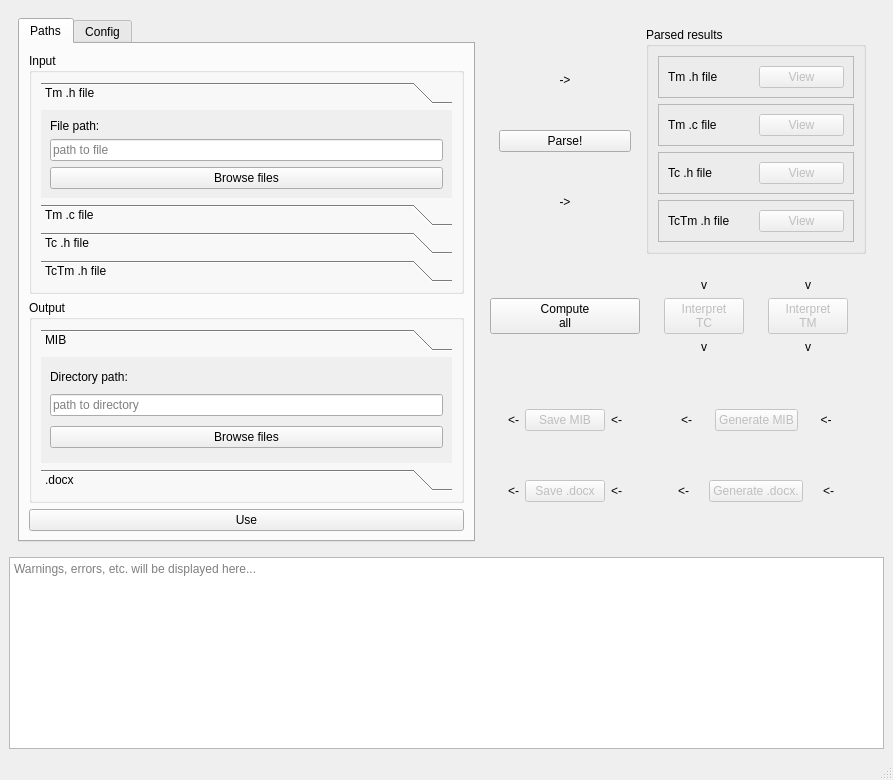
The window that src/mib_generator/gui/form.ui (vachaj11/MIB-Generator) describes before a commit, drawn with Qt 5.
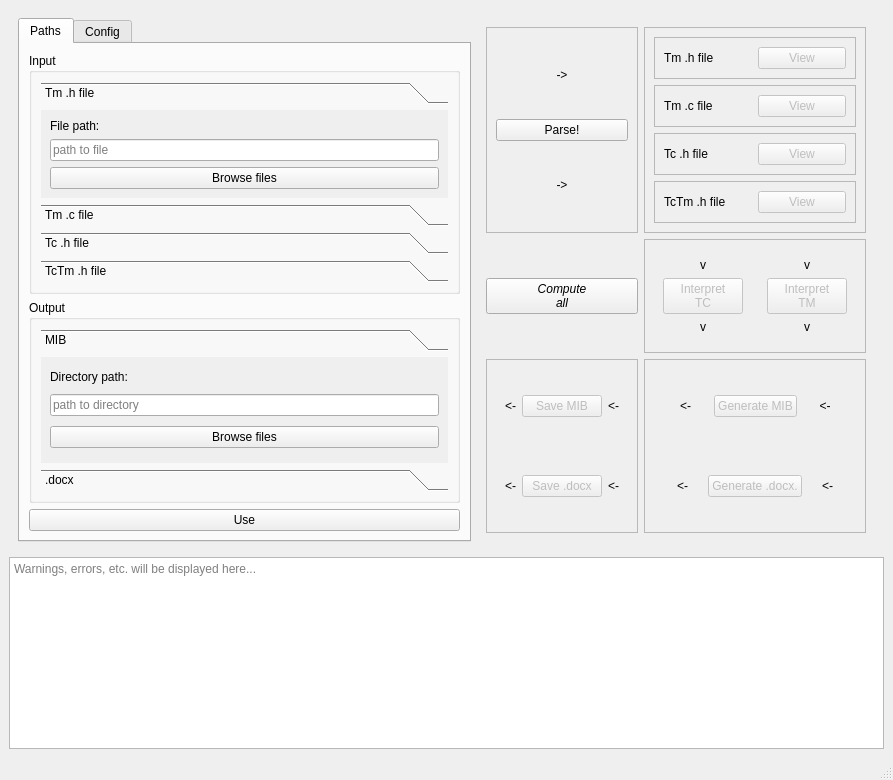
The same window after the commit. The open tabs and pages were chosen to show the change.

The edit to the form file:
```diff
--- a/src/mib_generator/gui/form.ui
+++ b/src/mib_generator/gui/form.ui
@@ -27,7 +27,7 @@
        <item>
         <widget class="QTabWidget" name="tabWidget">
          <property name="currentIndex">
-          <number>1</number>
+          <number>0</number>
          </property>
          <widget class="QWidget" name="tab">
           <attribute name="title">
@@ -43,14 +43,14 @@
               <item>
                <widget class="QToolBox" name="toolBox">
                 <property name="currentIndex">
-                 <number>3</number>
+                 <number>0</number>
                 </property>
                 <widget class="QWidget" name="page_17">
                  <property name="geometry">
                   <rect>
                    <x>0</x>
                    <y>0</y>
-                   <width>108</width>
+                   <width>389</width>
                    <height>97</height>
                   </rect>
                  </property>
@@ -95,7 +95,7 @@
                   <rect>
                    <x>0</x>
                    <y>0</y>
-                   <width>108</width>
+                   <width>389</width>
                    <height>97</height>
                   </rect>
                  </property>
@@ -140,7 +140,7 @@
                   <rect>
                    <x>0</x>
                    <y>0</y>
-                   <width>108</width>
+                   <width>389</width>
                    <height>97</height>
                   </rect>
                  </property>
@@ -185,7 +185,7 @@
                   <rect>
                    <x>0</x>
                    <y>0</y>
-                   <width>393</width>
+                   <width>389</width>
                    <height>97</height>
                   </rect>
                  </property>
@@ -255,7 +255,7 @@
                   <rect>
                    <x>0</x>
                    <y>0</y>
-                   <width>393</width>
+                   <width>389</width>
                    <height>97</height>
                   </rect>
                  </property>
@@ -306,7 +306,7 @@
                   <rect>
                    <x>0</x>
                    <y>0</y>
-                   <width>108</width>
+                   <width>389</width>
                    <height>97</height>
                   </rect>
                  </property>
@@ -356,6 +356,10 @@
            </item>
            <item>
             <widget class="QPushButton" name="pathsbutton">
+             <property name="toolTip">
+              <string>write the information above
+to the runtime config files</string>
+             </property>
              <property name="text">
               <string>Use</string>
              </property>
@@ -400,6 +404,9 @@
                  </item>
                  <item>
                   <widget class="QPushButton" name="configdefault">
+                   <property name="toolTip">
+                    <string>get default config directory</string>
+                   </property>
                    <property name="text">
                     <string>Default</string>
                    </property>
@@ -413,6 +420,10 @@
                 <layout class="QHBoxLayout" name="horizontalLayout_6">
                  <item>
                   <widget class="QPushButton" name="configload">
+                   <property name="toolTip">
+                    <string>move config files from the directory
+above to the runtime config directory</string>
+                   </property>
                    <property name="text">
                     <string>Load</string>
                    </property>
@@ -420,6 +431,10 @@
                  </item>
                  <item>
                   <widget class="QPushButton" name="configsave">
+                   <property name="toolTip">
+                    <string>write the information present to config 
+files in the directory above</string>
+                   </property>
                    <property name="text">
                     <string>Save</string>
                    </property>
@@ -440,14 +455,14 @@
               <item>
                <widget class="QToolBox" name="toolBox_2">
                 <property name="currentIndex">
-                 <number>0</number>
+                 <number>1</number>
                 </property>
                 <widget class="QWidget" name="page_21">
                  <property name="geometry">
                   <rect>
                    <x>0</x>
                    <y>0</y>
-                   <width>407</width>
+                   <width>403</width>
                    <height>173</height>
                   </rect>
                  </property>
@@ -458,7 +473,7 @@
                   <item>
                    <widget class="QLabel" name="label_36">
                     <property name="text">
-                     <string>One entry per line</string>
+                     <string>Formatted as json5 dictonary:</string>
                     </property>
                    </widget>
                   </item>
@@ -474,6 +489,10 @@
                   </item>
                   <item>
                    <widget class="QPushButton" name="prebutton">
+                    <property name="toolTip">
+                     <string>write the information above
+to the runtime config files</string>
+                    </property>
                     <property name="text">
                      <string>Use</string>
                     </property>
@@ -486,7 +505,7 @@
                   <rect>
                    <x>0</x>
                    <y>0</y>
-                   <width>407</width>
+                   <width>403</width>
                    <height>173</height>
                   </rect>
                  </property>
@@ -497,7 +516,7 @@
                   <item>
                    <widget class="QLabel" name="label_37">
                     <property name="text">
-                     <string>One entry per line</string>
+                     <string>Formatted as json5 array:</string>
                     </property>
                    </widget>
                   </item>
@@ -506,6 +525,10 @@
                   </item>
                   <item>
                    <widget class="QPushButton" name="mibbutton">
+                    <property name="toolTip">
+                     <string>write the information above
+to the runtime config files</string>
+                    </property>
                     <property name="text">
                      <string>Use</string>
                     </property>
@@ -525,142 +548,32 @@
        <item>
         <widget class="QWidget" name="widget_6" native="true">
          <layout class="QGridLayout" name="gridLayout">
-          <item row="0" column="1">
-           <widget class="QGroupBox" name="groupBox_2">
-            <property name="title">
-             <string>Parsed results</string>
+          <item row="2" column="0">
+           <widget class="QPushButton" name="compute_all">
+            <property name="font">
+             <font>
+              <italic>true</italic>
+              <bold>false</bold>
+              <strikeout>false</strikeout>
+             </font>
             </property>
-            <layout class="QVBoxLayout" name="verticalLayout_7">
-             <item>
-              <widget class="QFrame" name="frame">
-               <property name="frameShape">
-                <enum>QFrame::StyledPanel</enum>
-               </property>
-               <property name="frameShadow">
-                <enum>QFrame::Raised</enum>
-               </property>
-               <layout class="QHBoxLayout" name="horizontalLayout">
-                <item>
-                 <widget class="QLabel" name="label_7">
-                  <property name="text">
-                   <string>Tm .h file</string>
-                  </property>
-                 </widget>
-                </item>
-                <item>
-                 <widget class="QPushButton" name="TmHview">
-                  <property name="enabled">
-                   <bool>false</bool>
-                  </property>
-                  <property name="text">
-                   <string>View</string>
-                  </property>
-                 </widget>
-                </item>
-               </layout>
-              </widget>
-             </item>
-             <item>
-              <widget class="QFrame" name="frame_2">
-               <property name="frameShape">
-                <enum>QFrame::StyledPanel</enum>
-               </property>
-               <property name="frameShadow">
-                <enum>QFrame::Raised</enum>
-               </property>
-               <layout class="QHBoxLayout" name="horizontalLayout_2">
-                <item>
-                 <widget class="QLabel" name="label_9">
-                  <property name="text">
-                   <string>Tm .c file</string>
-                  </property>
-                 </widget>
-                </item>
-                <item>
-                 <widget class="QPushButton" name="TmCview">
-                  <property name="enabled">
-                   <bool>false</bool>
-                  </property>
-                  <property name="text">
-                   <string>View</string>
-                  </property>
-                 </widget>
-                </item>
-               </layout>
-              </widget>
-             </item>
-             <item>
-              <widget class="QFrame" name="frame_3">
-               <property name="frameShape">
-                <enum>QFrame::StyledPanel</enum>
-               </property>
-               <property name="frameShadow">
-                <enum>QFrame::Raised</enum>
-               </property>
-               <layout class="QHBoxLayout" name="horizontalLayout_3">
-                <item>
-                 <widget class="QLabel" name="label_11">
-                  <property name="text">
-                   <string>Tc .h file</string>
-                  </property>
-                 </widget>
-                </item>
-                <item>
-                 <widget class="QPushButton" name="TcHview">
-                  <property name="enabled">
-                   <bool>false</bool>
-                  </property>
-                  <property name="text">
-                   <string>View</string>
-                  </property>
-                 </widget>
-                </item>
-               </layout>
-              </widget>
-             </item>
-             <item>
-              <widget class="QFrame" name="frame_4">
-               <property name="frameShape">
-                <enum>QFrame::StyledPanel</enum>
-               </property>
-               <property name="frameShadow">
-                <enum>QFrame::Raised</enum>
-               </property>
-               <layout class="QHBoxLayout" name="horizontalLayout_5">
-                <item>
-                 <widget class="QLabel" name="label_13">
-                  <property name="text">
-                   <string>TcTm .h file</string>
-                  </property>
-                 </widget>
-                </item>
-                <item>
-                 <widget class="QPushButton" name="TcTmHview">
-                  <property name="enabled">
-                   <bool>false</bool>
-                  </property>
-                  <property name="text">
-                   <string>View</string>
-                  </property>
-                  <property name="checkable">
-                   <bool>false</bool>
-                  </property>
-                  <property name="checked">
-                   <bool>false</bool>
-                  </property>
-                  <property name="flat">
-                   <bool>false</bool>
-                  </property>
-                 </widget>
-                </item>
-               </layout>
-              </widget>
-             </item>
-            </layout>
+            <property name="text">
+             <string>Compute
+all</string>
+            </property>
            </widget>
           </item>
           <item row="0" column="0">
-           <widget class="QWidget" name="widget" native="true">
+           <widget class="QFrame" name="frame_5">
+            <property name="frameShape">
+             <enum>QFrame::StyledPanel</enum>
+            </property>
+            <property name="frameShadow">
+             <enum>QFrame::Plain</enum>
+            </property>
+            <property name="lineWidth">
+             <number>1</number>
+            </property>
             <layout class="QVBoxLayout" name="verticalLayout_6">
              <item>
               <widget class="QLabel" name="label_6">
@@ -707,16 +620,11 @@
             </layout>
            </widget>
           </item>
-          <item row="2" column="0">
-           <widget class="QPushButton" name="compute_all">
-            <property name="text">
-             <string>Compute
-all</string>
-            </property>
-           </widget>
-          </item>
           <item row="2" column="1">
-           <widget class="QWidget" name="widget_3" native="true">
+           <widget class="QFrame" name="frame_8">
+            <property name="frameShape">
+             <enum>QFrame::StyledPanel</enum>
+            </property>
             <layout class="QHBoxLayout" name="horizontalLayout_8">
              <item>
               <widget class="QWidget" name="widget_7" native="true">
@@ -796,7 +704,10 @@
            </widget>
           </item>
           <item row="3" column="1">
-           <widget class="QWidget" name="widget_9" native="true">
+           <widget class="QFrame" name="frame_9">
+            <property name="frameShape">
+             <enum>QFrame::StyledPanel</enum>
+            </property>
             <layout class="QVBoxLayout" name="verticalLayout_33">
              <item>
               <widget class="QWidget" name="widget_10" native="true">
@@ -874,7 +785,10 @@
            </widget>
           </item>
           <item row="3" column="0">
-           <widget class="QWidget" name="widget_12" native="true">
+           <widget class="QFrame" name="frame_6">
+            <property name="frameShape">
+             <enum>QFrame::StyledPanel</enum>
+            </property>
             <layout class="QVBoxLayout" name="verticalLayout_35">
              <item>
               <widget class="QWidget" name="widget_14" native="true">
@@ -951,6 +865,140 @@
             </layout>
            </widget>
           </item>
+          <item row="0" column="1">
+           <widget class="QFrame" name="frame_7">
+            <property name="frameShape">
+             <enum>QFrame::StyledPanel</enum>
+            </property>
+            <layout class="QVBoxLayout" name="verticalLayout_7">
+             <item>
+              <widget class="QFrame" name="frame">
+               <property name="frameShape">
+                <enum>QFrame::StyledPanel</enum>
+               </property>
+               <property name="frameShadow">
+                <enum>QFrame::Raised</enum>
+               </property>
+               <layout class="QHBoxLayout" name="horizontalLayout">
+                <item>
+                 <widget class="QLabel" name="label_7">
+                  <property name="text">
+                   <string>Tm .h file</string>
+                  </property>
+                 </widget>
+                </item>
+                <item>
+                 <widget class="QPushButton" name="TmHview">
+                  <property name="enabled">
+                   <bool>false</bool>
+                  </property>
+                  <property name="text">
+                   <string>View</string>
+                  </property>
+                 </widget>
+                </item>
+               </layout>
+              </widget>
+             </item>
+             <item>
+              <widget class="QFrame" name="frame_2">
+               <property name="frameShape">
+                <enum>QFrame::StyledPanel</enum>
+               </property>
+               <property name="frameShadow">
+                <enum>QFrame::Raised</enum>
+               </property>
+               <layout class="QHBoxLayout" name="horizontalLayout_2">
+                <item>
+                 <widget class="QLabel" name="label_9">
+                  <property name="text">
+                   <string>Tm .c file</string>
+                  </property>
+                 </widget>
+                </item>
+                <item>
+                 <widget class="QPushButton" name="TmCview">
+                  <property name="enabled">
+                   <bool>false</bool>
+                  </property>
+                  <property name="text">
+                   <string>View</string>
+                  </property>
+                 </widget>
+                </item>
+               </layout>
+              </widget>
+             </item>
+             <item>
+              <widget class="QFrame" name="frame_3">
+               <property name="frameShape">
+                <enum>QFrame::StyledPanel</enum>
+               </property>
+               <property name="frameShadow">
+                <enum>QFrame::Raised</enum>
+               </property>
+               <layout class="QHBoxLayout" name="horizontalLayout_3">
+                <item>
+                 <widget class="QLabel" name="label_11">
+                  <property name="text">
+                   <string>Tc .h file</string>
+                  </property>
+                 </widget>
+                </item>
+                <item>
+                 <widget class="QPushButton" name="TcHview">
+                  <property name="enabled">
+                   <bool>false</bool>
+                  </property>
+                  <property name="text">
+                   <string>View</string>
+                  </property>
+                 </widget>
+                </item>
+               </layout>
+              </widget>
+             </item>
+             <item>
+              <widget class="QFrame" name="frame_4">
+               <property name="frameShape">
+                <enum>QFrame::StyledPanel</enum>
+               </property>
+               <property name="frameShadow">
+                <enum>QFrame::Raised</enum>
+               </property>
+               <layout class="QHBoxLayout" name="horizontalLayout_5">
+                <item>
+                 <widget class="QLabel" name="label_13">
+                  <property name="text">
+                   <string>TcTm .h file</string>
+                  </property>
+                 </widget>
+                </item>
+                <item>
+                 <widget class="QPushButton" name="TcTmHview">
+                  <property name="enabled">
+                   <bool>false</bool>
+                  </property>
+                  <property name="text">
+                   <string>View</string>
+                  </property>
+                  <property name="checkable">
+                   <bool>false</bool>
+                  </property>
+                  <property name="checked">
+                   <bool>false</bool>
+                  </property>
+                  <property name="flat">
+                   <bool>false</bool>
+                  </property>
+                 </widget>
+                </item>
+               </layout>
+              </widget>
+             </item>
+            </layout>
+           </widget>
+          </item>
          </layout>
         </widget>
        </item>
```
